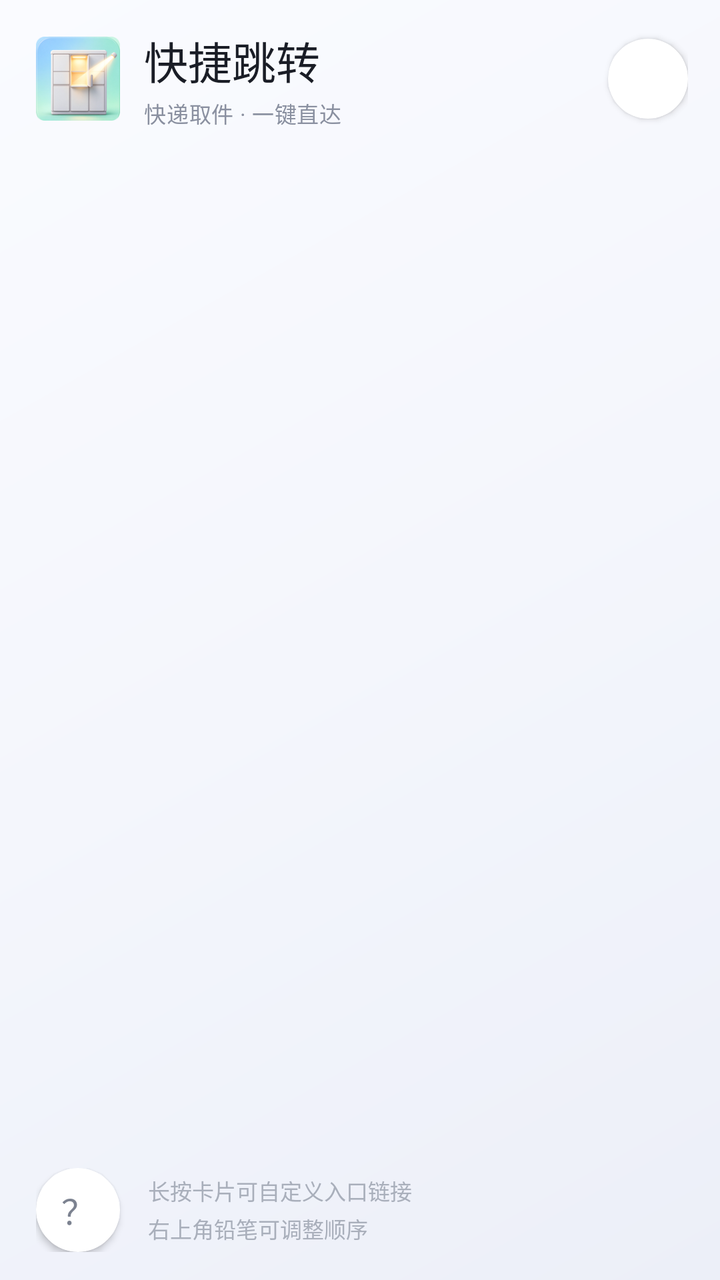
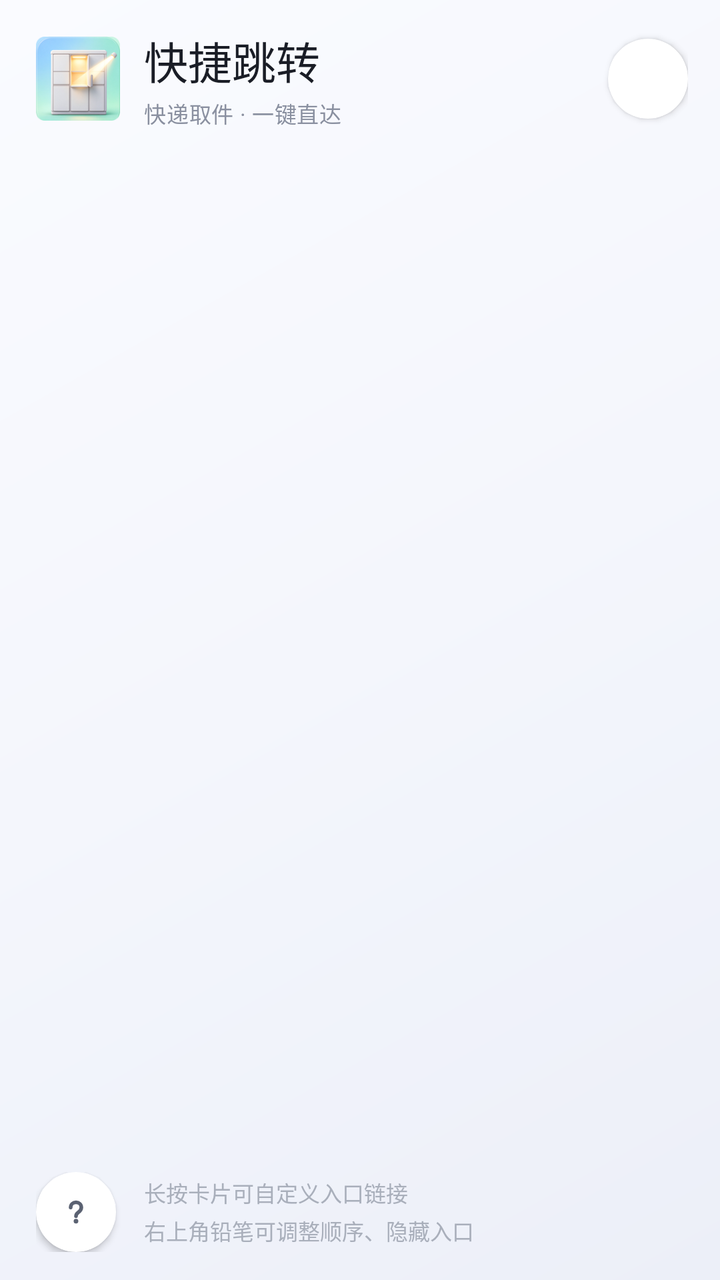

An Android layout rendered at two revisions. The XML below is the earlier revision; the diff shows what the commit changed to produce the second picture.
<!-- AndroidManifest.xml: application theme Theme.QuickJump -->
<!-- res/layout/activity_main.xml -->
<?xml version="1.0" encoding="utf-8"?>
<ScrollView xmlns:android="http://schemas.android.com/apk/res/android"
    android:id="@+id/root"
    android:layout_width="match_parent"
    android:layout_height="match_parent"
    android:background="@drawable/bg_screen"
    android:fillViewport="true"
    android:overScrollMode="never"
    android:scrollbars="none">

    <LinearLayout
        android:layout_width="match_parent"
        android:layout_height="wrap_content"
        android:orientation="vertical"
        android:paddingStart="16dp"
        android:paddingTop="10dp"
        android:paddingEnd="16dp"
        android:paddingBottom="10dp">

        
        <LinearLayout
            android:layout_width="match_parent"
            android:layout_height="wrap_content"
            android:gravity="center_vertical"
            android:orientation="horizontal"
            android:paddingStart="2dp"
            android:paddingTop="4dp"
            android:paddingEnd="0dp"
            android:paddingBottom="6dp">

            <ImageView
                android:layout_width="42dp"
                android:layout_height="42dp"
                android:contentDescription="@string/app_name"
                android:scaleType="fitCenter"
                android:src="@mipmap/ic_launcher" />

            <LinearLayout
                android:layout_width="0dp"
                android:layout_height="wrap_content"
                android:layout_marginStart="12dp"
                android:layout_weight="1"
                android:orientation="vertical">

                <TextView
                    android:layout_width="wrap_content"
                    android:layout_height="wrap_content"
                    android:fontFamily="sans-serif-medium"
                    android:text="@string/app_name"
                    android:textColor="@color/text_primary"
                    android:textSize="22sp" />

                <TextView
                    android:layout_width="wrap_content"
                    android:layout_height="wrap_content"
                    android:layout_marginTop="2dp"
                    android:letterSpacing="0.02"
                    android:text="@string/app_subtitle"
                    android:textColor="@color/text_secondary"
                    android:textSize="11sp" />
            </LinearLayout>

            
            <ImageButton
                android:id="@+id/btn_edit"
                android:layout_width="40dp"
                android:layout_height="40dp"
                android:background="@drawable/bg_round_button"
                android:clipToOutline="true"
                android:contentDescription="@string/edit_layout"
                android:elevation="2dp"
                android:foreground="?attr/selectableItemBackgroundBorderless"
                android:padding="10dp"
                android:scaleType="fitCenter"
                android:src="@drawable/ic_edit" />
        </LinearLayout>

        
        <LinearLayout
            android:id="@+id/group_container"
            android:layout_width="match_parent"
            android:layout_height="wrap_content"
            android:layout_marginTop="4dp"
            android:orientation="vertical" />

        <Space
            android:layout_width="match_parent"
            android:layout_height="0dp"
            android:layout_weight="1" />

        
        <LinearLayout
            android:layout_width="match_parent"
            android:layout_height="wrap_content"
            android:gravity="center_vertical"
            android:orientation="horizontal"
            android:paddingStart="2dp"
            android:paddingTop="10dp"
            android:paddingEnd="2dp"
            android:paddingBottom="4dp">

            <TextView
                android:id="@+id/btn_about"
                android:layout_width="42dp"
                android:layout_height="42dp"
                android:background="@drawable/bg_about"
                android:clickable="true"
                android:clipToOutline="true"
                android:contentDescription="@string/about_title"
                android:elevation="2dp"
                android:focusable="true"
                android:fontFamily="sans-serif-medium"
                android:foreground="?attr/selectableItemBackgroundBorderless"
                android:gravity="center"
                android:includeFontPadding="false"
                android:text="@string/about_mark"
                android:textColor="@color/about_text"
                android:textSize="17sp" />

            <TextView
                android:layout_width="0dp"
                android:layout_height="wrap_content"
                android:layout_marginStart="14dp"
                android:layout_weight="1"
                android:lineSpacingExtra="3dp"
                android:text="@string/edit_hint"
                android:textColor="@color/text_tertiary"
                android:textSize="11sp" />
        </LinearLayout>
    </LinearLayout>
</ScrollView>
<!-- resources referenced by this layout -->
<resources>
  <color name="about_text">#7C8290</color>
  <color name="text_primary">#1A1D26</color>
  <color name="text_secondary">#8A90A0</color>
  <color name="text_tertiary">#A9AFBB</color>
  <!-- drawable bg_about (drawable) -->
  <?xml version="1.0" encoding="utf-8"?>
  <shape xmlns:android="http://schemas.android.com/apk/res/android"
      android:shape="oval">
      <solid android:color="@color/surface" />
  </shape>
  <!-- drawable bg_round_button (drawable) -->
  <?xml version="1.0" encoding="utf-8"?>
  <shape xmlns:android="http://schemas.android.com/apk/res/android"
      android:shape="oval">
      <solid android:color="@color/surface" />
  </shape>
  <!-- drawable bg_screen (drawable) -->
  <?xml version="1.0" encoding="utf-8"?>
  <shape xmlns:android="http://schemas.android.com/apk/res/android"
      android:shape="rectangle">
      <gradient
          android:angle="315"
          android:startColor="@color/bg_start"
          android:centerColor="@color/bg_mid"
          android:endColor="@color/bg_end"
          android:type="linear" />
  </shape>
  <!-- drawable ic_edit (drawable) -->
  <?xml version="1.0" encoding="utf-8"?>
  <vector xmlns:android="http://schemas.android.com/apk/res/android"
      android:width="24dp"
      android:height="24dp"
      android:viewportWidth="24"
      android:viewportHeight="24">
      <path
          android:fillColor="#FFFFFFFF"
          android:pathData="M3,17.25V21h3.75L17.81,9.94l-3.75,-3.75L3,17.25zM20.71,7.04c0.39,-0.39 0.39,-1.02 0,-1.41l-2.34,-2.34c-0.39,-0.39 -1.02,-0.39 -1.41,0l-1.83,1.83 3.75,3.75 1.83,-1.83z" />
  </vector>
  <!-- mipmap ic_launcher: png bitmap (mipmap-hdpi, 7728 bytes) -->
  <string name="about_mark">？</string>
  <string name="about_title">关于</string>
  <string name="app_name">快捷跳转</string>
  <string name="app_subtitle">快递取件 · 一键直达</string>
  <string name="edit_hint">长按卡片可自定义入口链接\n右上角铅笔可调整顺序</string>
  <string name="edit_layout">编辑布局</string>
  <style name="Theme.QuickJump" parent="Theme.AppCompat.DayNight.NoActionBar">
          
          <item name="android:statusBarColor">@android:color/transparent</item>
          <item name="android:navigationBarColor">@android:color/transparent</item>
          <item name="android:windowLightStatusBar">@bool/is_light_theme</item>
          <item name="android:windowLightNavigationBar">@bool/is_light_theme</item>
          
          <item name="android:windowBackground">@drawable/bg_screen</item>
          
          <item name="android:forceDarkAllowed">false</item>
      </style>
  <color name="surface">#FFFFFF</color>
  <color name="bg_start">#FAFBFF</color>
  <color name="bg_mid">#F4F6FC</color>
  <color name="bg_end">#ECEFF8</color>
</resources>

<!-- the commit's change to res/layout/activity_main.xml (unified diff, before → after) -->
@@ -99,23 +99,19 @@
             android:paddingEnd="2dp"
             android:paddingBottom="4dp">
 
-            <TextView
+            <ImageButton
                 android:id="@+id/btn_about"
-                android:layout_width="42dp"
-                android:layout_height="42dp"
-                android:background="@drawable/bg_about"
-                android:clickable="true"
+                android:layout_width="40dp"
+                android:layout_height="40dp"
+                android:background="@drawable/bg_round_button"
                 android:clipToOutline="true"
                 android:contentDescription="@string/about_title"
                 android:elevation="2dp"
-                android:focusable="true"
-                android:fontFamily="sans-serif-medium"
                 android:foreground="?attr/selectableItemBackgroundBorderless"
-                android:gravity="center"
-                android:includeFontPadding="false"
-                android:text="@string/about_mark"
-                android:textColor="@color/about_text"
-                android:textSize="17sp" />
+                android:padding="10dp"
+                android:scaleType="fitCenter"
+                android:src="@drawable/ic_help"
+                android:tint="@color/icon_secondary" />
 
             <TextView
                 android:layout_width="0dp"
<!-- resource entries referenced after the edit -->
@@ -1,15 +1,9 @@
 <!-- resources referenced by this layout -->
 <resources>
-  <color name="about_text">#7C8290</color>
+  <color name="icon_secondary">#5B6272</color>
   <color name="text_primary">#1A1D26</color>
   <color name="text_secondary">#8A90A0</color>
   <color name="text_tertiary">#A9AFBB</color>
-  <!-- drawable bg_about (drawable) -->
-  <?xml version="1.0" encoding="utf-8"?>
-  <shape xmlns:android="http://schemas.android.com/apk/res/android"
-      android:shape="oval">
-      <solid android:color="@color/surface" />
-  </shape>
   <!-- drawable bg_round_button (drawable) -->
   <?xml version="1.0" encoding="utf-8"?>
   <shape xmlns:android="http://schemas.android.com/apk/res/android"
@@ -38,12 +32,29 @@
           android:fillColor="#FFFFFFFF"
           android:pathData="M3,17.25V21h3.75L17.81,9.94l-3.75,-3.75L3,17.25zM20.71,7.04c0.39,-0.39 0.39,-1.02 0,-1.41l-2.34,-2.34c-0.39,-0.39 -1.02,-0.39 -1.41,0l-1.83,1.83 3.75,3.75 1.83,-1.83z" />
   </vector>
+  <!-- drawable ic_help (drawable) -->
+  <?xml version="1.0" encoding="utf-8"?>
+  <vector xmlns:android="http://schemas.android.com/apk/res/android"
+      android:width="24dp"
+      android:height="24dp"
+      android:viewportWidth="24"
+      android:viewportHeight="24">
+      <path
+          android:fillColor="@android:color/transparent"
+          android:strokeColor="#FFFFFFFF"
+          android:strokeWidth="2.2"
+          android:strokeLineCap="round"
+          android:strokeLineJoin="round"
+          android:pathData="M8.8,9.3 C8.8,7.5 10.2,6.2 12,6.2 C13.8,6.2 15.2,7.5 15.2,9.3 C15.2,10.8 14.3,11.6 13.3,12.3 C12.4,12.9 12,13.5 12,14.5" />
+      <path
+          android:fillColor="#FFFFFFFF"
+          android:pathData="M12,17.5 m-1.4,0 a1.4,1.4 0 1,1 2.8,0 a1.4,1.4 0 1,1 -2.8,0" />
+  </vector>
   <!-- mipmap ic_launcher: png bitmap (mipmap-hdpi, 7728 bytes) -->
-  <string name="about_mark">？</string>
   <string name="about_title">关于</string>
   <string name="app_name">快捷跳转</string>
   <string name="app_subtitle">快递取件 · 一键直达</string>
-  <string name="edit_hint">长按卡片可自定义入口链接\n右上角铅笔可调整顺序</string>
+  <string name="edit_hint">长按卡片可自定义入口链接\n右上角铅笔可调整顺序、隐藏入口</string>
   <string name="edit_layout">编辑布局</string>
   <style name="Theme.QuickJump" parent="Theme.AppCompat.DayNight.NoActionBar">
           
